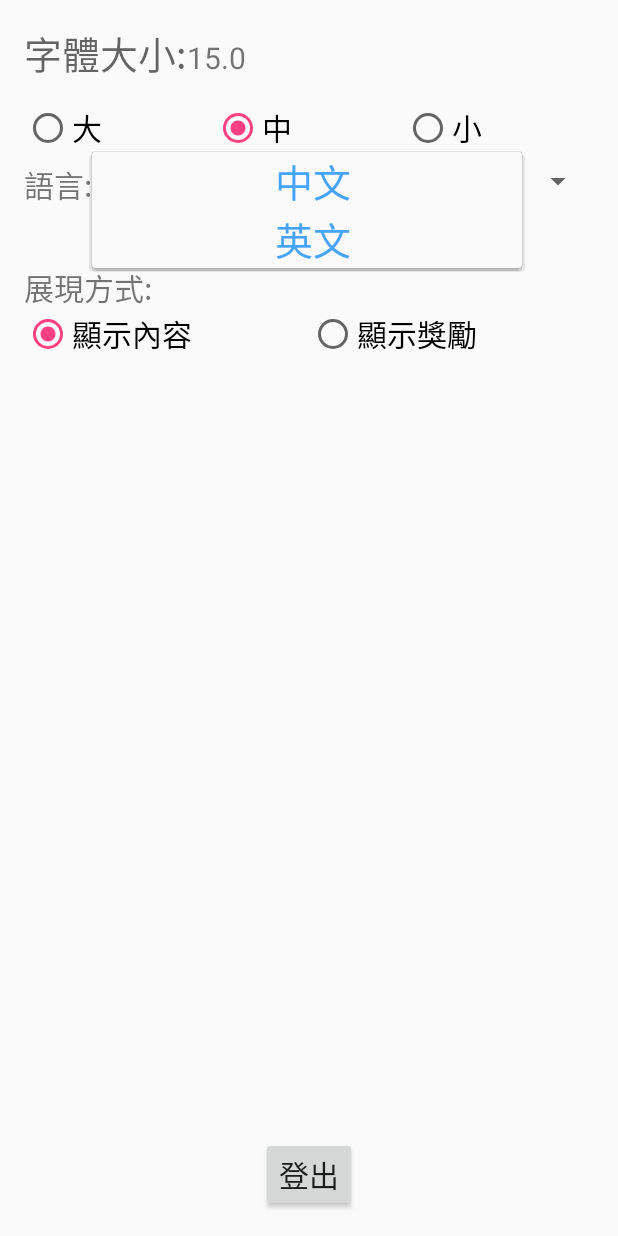
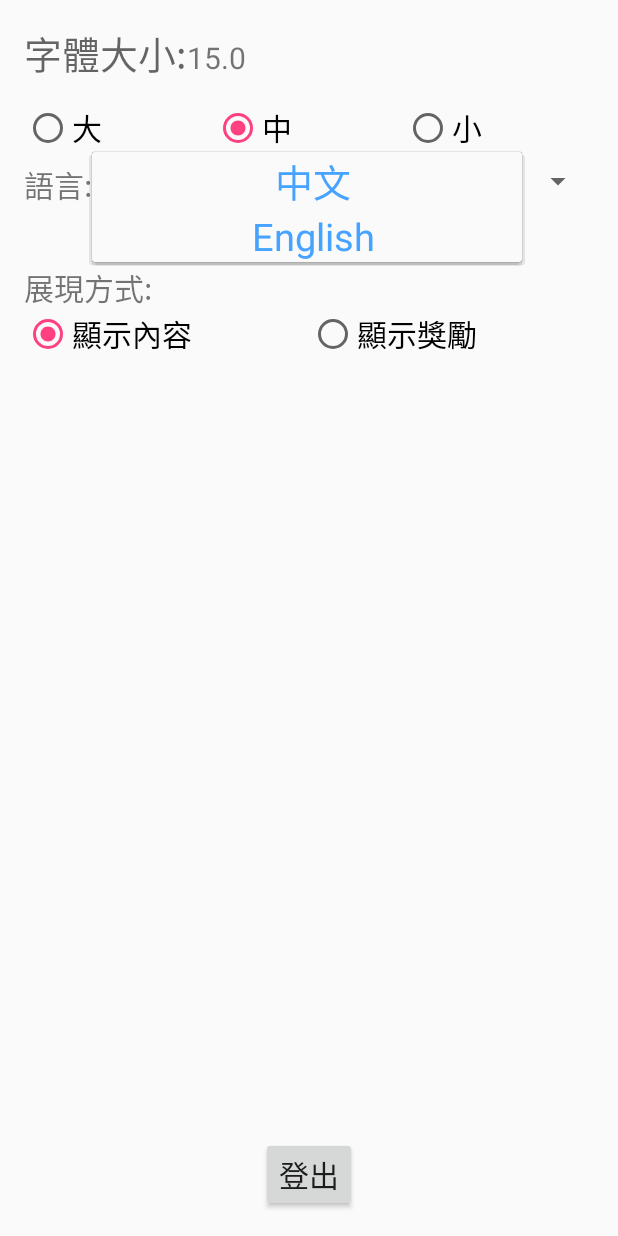
Before and after one commit to BlackTeaToast/ZeroDistance, an Android app: the fragment fragment_setting shown on its own in the app's theme, after a tap on "中文", on a phone screen of 412 x 824 dp. Run offline under Robolectric (Android 15) with nearby library versions, the phone set to English and light mode, and no system bars; network calls fail.

Commit message:
增加了英文的string喔~

```diff
--- a/app/src/main/res/values/strings.xml
+++ b/app/src/main/res/values/strings.xml
@@ -60,14 +60,6 @@
     <string name="idontwantpicture_new_mission_and_group">已取消選取</string>
     <string name="updata_new_mission_and_group">上傳成功</string>
     <string name="errorupdata_new_mission_and_group">上傳失敗</string>
-
-
-
-
-
-
-
-
     <string-array name="press_new_mission_and_group">
         <item>普通</item>
         <item>緊急</item>
@@ -107,7 +99,7 @@
 
     <string-array name="languageSppingArrary">
         <item>中文</item>
-        <item>英文</item>
+        <item>English</item>
     </string-array>
 
     <!--吱吱吱之-->
```
Also changed, not shown: 1 other file.
